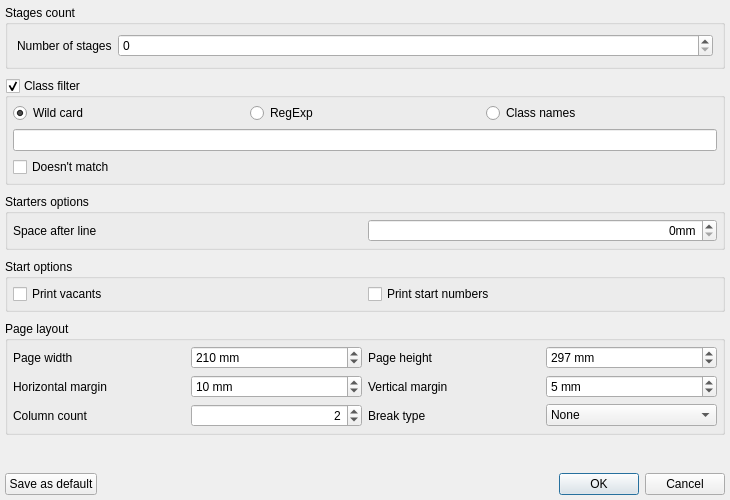
Before: the Qt Designer form libquickevent/libquickeventgui/src/reportoptionsdialog.ui in Quick-Event/quickbox, drawn with Qt 5.
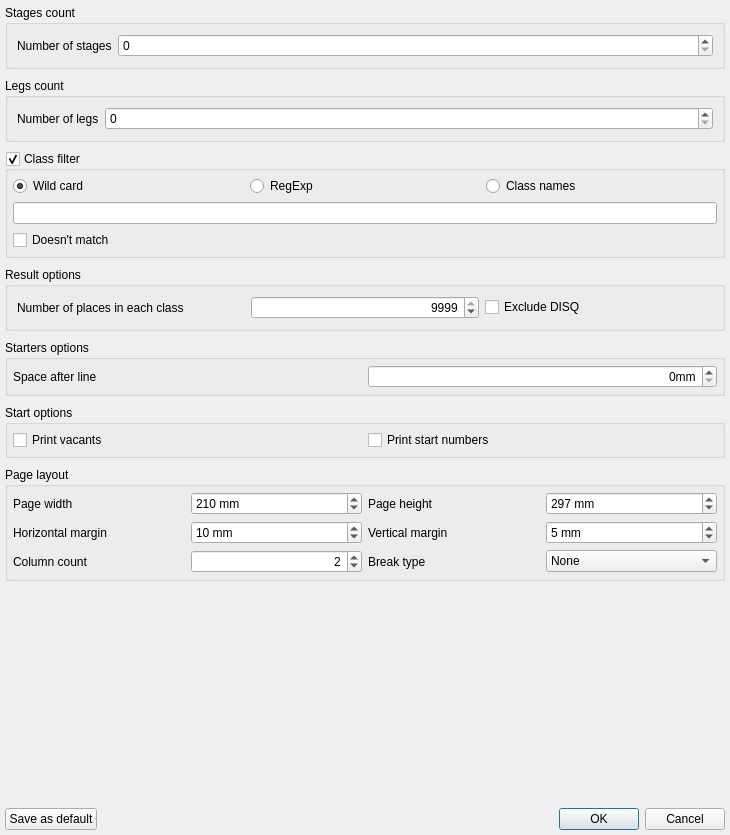
After: the same form once the commit is applied.

```diff
--- a/libquickevent/libquickeventgui/src/reportoptionsdialog.ui
+++ b/libquickevent/libquickeventgui/src/reportoptionsdialog.ui
@@ -7,7 +7,7 @@
     <x>0</x>
     <y>0</y>
     <width>730</width>
-    <height>500</height>
+    <height>835</height>
    </rect>
   </property>
   <property name="windowTitle">
@@ -48,6 +48,25 @@
      </layout>
     </widget>
    </item>
+   <item>
+    <widget class="QGroupBox" name="grpLegs">
+     <property name="title">
+      <string>Legs count</string>
+     </property>
+     <layout class="QFormLayout" name="formLayout_3">
+      <item row="0" column="0">
+       <widget class="QLabel" name="label_10">
+        <property name="text">
+         <string>Number of legs</string>
+        </property>
+       </widget>
+      </item>
+      <item row="0" column="1">
+       <widget class="QSpinBox" name="edLegsCount"/>
+      </item>
+     </layout>
+    </widget>
+   </item>
    <item>
     <widget class="QGroupBox" name="grpClassFilter">
      <property name="title">
@@ -118,6 +137,45 @@
      </layout>
     </widget>
    </item>
+   <item>
+    <widget class="QGroupBox" name="grpResultOptions">
+     <property name="title">
+      <string>Result options</string>
+     </property>
+     <layout class="QHBoxLayout" name="horizontalLayout_4">
+      <item>
+       <widget class="QLabel" name="label_9">
+        <property name="text">
+         <string>Number of places in each class</string>
+        </property>
+       </widget>
+      </item>
+      <item>
+       <widget class="QSpinBox" name="edNumPlaces">
+        <property name="alignment">
+         <set>Qt::AlignRight|Qt::AlignTrailing|Qt::AlignVCenter</set>
+        </property>
+        <property name="minimum">
+         <number>1</number>
+        </property>
+        <property name="maximum">
+         <number>9999</number>
+        </property>
+        <property name="value">
+         <number>9999</number>
+        </property>
+       </widget>
+      </item>
+      <item>
+       <widget class="QCheckBox" name="chkExcludeDisq">
+        <property name="text">
+         <string>Exclude DISQ</string>
+        </property>
+       </widget>
+      </item>
+     </layout>
+    </widget>
+   </item>
    <item>
     <widget class="QGroupBox" name="grpStartersOptions">
      <property name="title">
```
Left out of the diff: 1 changed line with no effect on the pictures.
